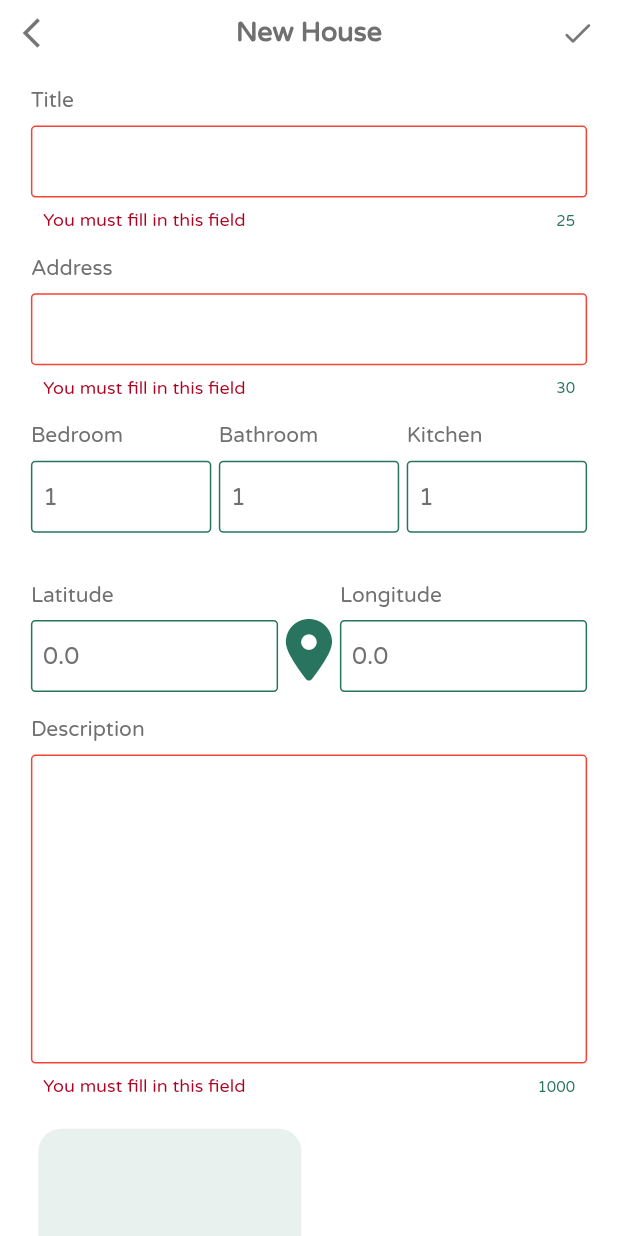
After one commit to BrahimChouih/EkrilliApp, a Flutter app: the CreateHouseScreen screen opened directly, on a phone screen of 412 x 824 dp. The commit adds this screen. Run offline on Flutter 3.47's test engine with Material 2 defaults, Android fonts, the phone set to English and light mode, and no system bars; our stand-ins replace animated_text_kit, carousel_slider, dio, flutter_svg, font_awesome_flutter, geolocator and 3 more; missing offline and left inert: map_launcher; accounts and stored records are empty.

Commit message:
create house screen

```diff
--- a/lib/components/custom_app_bar.dart
+++ b/lib/components/custom_app_bar.dart
@@ -34,6 +34,8 @@ class CustomAppBar extends StatelessWidget {
             child: leading ??
                 (backButton
                     ? InkWell(
+                        splashColor: Colors.transparent,
+                        highlightColor: Colors.transparent,
                         child: const Icon(
                           Icons.arrow_back_ios,
                           color: Colors.black54,
--- /dev/null
+++ b/lib/components/custom_text_form_field.dart
@@ -0,0 +1,86 @@
+import 'package:ekrilli_app/utils/constants.dart';
+import 'package:flutter/material.dart';
+import 'package:get/get.dart';
+
+class CustomTextFormField extends StatefulWidget {
+  const CustomTextFormField({
+    Key? key,
+    this.controller,
+    this.textInputType,
+    this.expanded = false,
+    this.maxLines = 1,
+    this.validator,
+    this.textInputAction,
+    this.color,
+    this.textColor,
+    this.hint,
+    this.maxChars,
+    this.readOnly = false,
+  }) : super(key: key);
+
+  final TextEditingController? controller;
+  final TextInputType? textInputType;
+  final bool expanded;
+  final int maxLines;
+  final String? Function(String?)? validator;
+  final TextInputAction? textInputAction;
+  final Color? color;
+  final Color? textColor;
+  final String? hint;
+  final int? maxChars;
+  final bool readOnly;
+
+  @override
+  State<CustomTextFormField> createState() => _CustomTextFormFieldState();
+}
+
+class _CustomTextFormFieldState extends State<CustomTextFormField> {
+  @override
+  Widget build(BuildContext context) {
+    return TextFormField(
+      controller: widget.controller,
+      expands: widget.expanded,
+      textInputAction: widget.textInputAction,
+      keyboardType: widget.textInputType,
+      validator: widget.validator,
+      maxLines: widget.maxLines,
+      cursorColor: deepPrimaryColor,
+      readOnly: widget.readOnly,
+      onChanged: (value) {
+        setState(() {});
+      },
+      decoration: InputDecoration(
+        focusedBorder: OutlineInputBorder(
+          borderRadius: BorderRadius.circular(3),
+          borderSide:
+              BorderSide(color: widget.color ?? deepPrimaryColor, width: 2.0),
+        ),
+        enabledBorder: OutlineInputBorder(
+          borderRadius: BorderRadius.circular(3),
+          borderSide:
+              BorderSide(color: widget.color ?? deepPrimaryColor, width: 1.0),
+        ),
+        focusedErrorBorder: OutlineInputBorder(
+          borderRadius: BorderRadius.circular(3),
+          borderSide: const BorderSide(color: Colors.red, width: 2.0),
+        ),
+        errorBorder: OutlineInputBorder(
+          borderRadius: BorderRadius.circular(3),
+          borderSide: const BorderSide(color: Colors.red, width: 1.0),
+        ),
+        hintText: widget.hint,
+        contentPadding: const EdgeInsets.all(8.0),
+        counterStyle: Get.textTheme.bodyText2?.copyWith(
+          color: deepPrimaryColor,
+          fontSize: 10,
+        ),
+        counterText: widget.maxChars == null
+            ? ''
+            : (widget.maxChars! <= widget.controller!.text.length
+                    ? 0
+                    : widget.maxChars! - widget.controller!.text.length)
+                .toString(),
+      ),
+    );
+  }
+}
--- a/lib/components/full_screen_pictures_slider.dart
+++ b/lib/components/full_screen_pictures_slider.dart
@@ -34,7 +34,7 @@ class FullscreenPicturesSlider extends StatelessWidget {
                   height: Get.height,
                   child: Center(
                     child: Image.network(
-                      pictures[index].picture!,
+                      pictures[index].picture,
                       fit: BoxFit.contain,
                     ),
                   ),
--- /dev/null
+++ b/lib/components/house_picture_picker.dart
@@ -0,0 +1,90 @@
+import 'dart:io';
+
+import 'package:flutter/material.dart';
+
+import '../helpers/file_helper.dart';
+import '../models/picture.dart';
+import '../utils/constants.dart';
+
+class HousePicturePicker extends StatefulWidget {
+  HousePicturePicker({
+    Key? key,
+    this.onChange,
+  }) : super(key: key);
+  final Function(List<Picture>)? onChange;
+
+  @override
+  State<HousePicturePicker> createState() => _HousePicturePickerState();
+}
+
+class _HousePicturePickerState extends State<HousePicturePicker> {
+  List<Picture> pictures = [];
+
+  @override
+  Widget build(BuildContext context) {
+    return GridView.builder(
+      gridDelegate: const SliverGridDelegateWithFixedCrossAxisCount(
+        crossAxisCount: 2,
+      ),
+      primary: false,
+      itemCount: pictures.length + 1,
+      shrinkWrap: true,
+      itemBuilder: (_, index) {
+        return Container(
+          margin: const EdgeInsets.all(5),
+          decoration: BoxDecoration(
+            color: deepPrimaryColor.withOpacity(0.1),
+            borderRadius: borderRadius,
+            image: index != pictures.length
+                ? pictures[index].isUrl
+                    ? DecorationImage(
+                        image: NetworkImage(pictures[index].picture),
+                        fit: BoxFit.cover,
+                      )
+                    : DecorationImage(
+                        image: FileImage(File(pictures[index].picture)),
+                        fit: BoxFit.cover,
+                      )
+                : null,
+          ),
+          child: index == pictures.length
+              ? InkWell(
+                  onTap: () async {
+                    String? image = await FilePickerHelper.imagePicker()
+                        .then((value) => value);
+                    if (image != null) {
+                      Picture picture = Picture(picture: image, isUrl: false);
+                      pictures.add(picture);
+                      if (widget.onChange != null) {
+                        widget.onChange!(pictures);
+                      }
+                      setState(() {});
+                    }
+                  },
+                  child: const Icon(
+                    Icons.add,
+                    color: deepPrimaryColor,
+                  ),
+                )
+              : Align(
+                  alignment: Alignment.topRight,
+                  child: IconButton(
+                    onPressed: () {
+                      pictures.removeAt(index);
+                      if (widget.onChange != null) {
+                        widget.onChange!(pictures);
+                      }
+
+                      setState(() {});
+                    },
+                    icon: const Icon(
+                      Icons.close,
+                      color: Colors.red,
+                    ),
+                  ),
+                ),
+        );
+      },
+    );
+  }
+}
--- a/lib/components/pictures_slider.dart
+++ b/lib/components/pictures_slider.dart
@@ -43,7 +43,7 @@ class PicturesSlider extends StatelessWidget {
                     borderRadius: BorderRadius.circular(10),
                     image: DecorationImage(
                       image: NetworkImage(
-                        pictures[index].picture!,
+                        pictures[index].picture,
                       ),
                       fit: BoxFit.cover,
                     ),
--- /dev/null
+++ b/lib/components/text_field_with_title.dart
@@ -0,0 +1,71 @@
+import 'package:flutter/material.dart';
+import 'package:get/get.dart';
+
+import 'custom_text_form_field.dart';
+
+class TextFielWithTitle extends StatelessWidget {
+  TextFielWithTitle({
+    Key? key,
+    required this.controller,
+    required this.title,
+    this.last = false,
+    this.textInputType,
+    this.expanded = false,
+    this.maxLines = 1,
+    this.maxChars,
+    this.validator,
+    this.formKey,
+    this.readOnly = false,
+  }) : super(key: key);
+
+  final TextEditingController controller;
+  final String title;
+  final bool last;
+  final TextInputType? textInputType;
+  final bool expanded;
+  final int maxLines;
+  final int? maxChars;
+  final bool readOnly;
+  final GlobalKey? formKey;
+  String? Function(String?)? validator;
+
+  @override
+  Widget build(BuildContext context) {
+    return Form(
+      key: formKey,
+      autovalidateMode: AutovalidateMode.always,
+      child: Column(
+        crossAxisAlignment: CrossAxisAlignment.start,
+        mainAxisSize: MainAxisSize.min,
+        children: <Widget>[
+          Text(title),
+          SizedBox(height: Get.height * 0.01),
+          CustomTextFormField(
+            controller: controller,
+            textInputType: textInputType,
+            expanded: expanded,
+            maxLines: maxLines,
+            maxChars: maxChars,
+            readOnly: readOnly,
+            validator: validator ??
+                (value) {
+                  if (controller.text.isEmpty) {
+                    return 'You must fill in this field';
+                  }
+                  if (maxChars != null && (value?.length ?? 0) > maxChars!) {
+                    return 'You have exceeded the burn limit' +
+                        '(' +
+                        maxChars.toString() +
+                        ' ' +
+                        'Letter' +
+                        ')';
+                  }
+                  return null;
+                },
+            textInputAction: last ? TextInputAction.done : TextInputAction.next,
+          ),
+        ],
+      ),
+    );
+  }
+}
--- a/lib/data/repositories/house_repository.dart
+++ b/lib/data/repositories/house_repository.dart
@@ -33,8 +33,8 @@ class HouseRepository {
     for (int i = 0; i < house.pictures.length; i++) {
       if (!house.pictures[i].isUrl) {
         MultipartFile multipartFile = await MultipartFile.fromFile(
-          house.pictures[i].picture!,
-          filename: basename(house.pictures[i].picture!),
+          house.pictures[i].picture,
+          filename: basename(house.pictures[i].picture),
         );
         data['pictures'].add({'picture': multipartFile});
       }
@@ -69,8 +69,8 @@ class HouseRepository {
     for (int i = 0; i < house.pictures.length; i++) {
       if (house.pictures[i].isUrl) {
         MultipartFile multipartFile = await MultipartFile.fromFile(
-          house.pictures[i].picture!,
-          filename: basename(house.pictures[i].picture!),
+          house.pictures[i].picture,
+          filename: basename(house.pictures[i].picture),
         );
         data['pictures'].add({'picture': multipartFile});
       }
--- /dev/null
+++ b/lib/helpers/file_helper.dart
@@ -0,0 +1,17 @@
+import 'package:image_picker/image_picker.dart';
+
+class FilePickerHelper {
+  static Future<String?> imagePicker({int imageQuality = 25}) async {
+    // ignore: invalid_use_of_visible_for_testing_member
+    try {
+      String path = await ImagePicker.platform
+          .getImage(source: ImageSource.gallery, imageQuality: imageQuality)
+          .then((img) {
+        return img?.path ?? '';
+      });
+      return path == '' ? null : path;
+    } catch (e) {
+      return null;
+    }
+  }
+}
--- /dev/null
+++ b/lib/helpers/location_helper.dart
@@ -0,0 +1,36 @@
+import 'package:geolocator/geolocator.dart';
+
+class LocationHelper {
+  Future<Position?> getCurrentLocation() async {
+    //// permission
+    await hasLocationPermission();
+
+    //// Location service
+    // await isLocationServiceEnabled();
+
+    Position? position = await Geolocator.getCurrentPosition();
+    return position;
+  }
+
+  Future<bool> hasLocationPermission() async {
+    LocationPermission permission = await Geolocator.checkPermission();
+    if (permission == LocationPermission.denied) {
+      permission = await Geolocator.requestPermission();
+      if (permission == LocationPermission.denied) {
+        return Future.error('Location permissions are denied');
+      }
+    }
+    return true;
+  }
+
+  Future<bool> isLocationServiceEnabled() async {
+    bool serviceEnabled = await Geolocator.isLocationServiceEnabled();
+    if (!serviceEnabled) {
+      await Geolocator.openLocationSettings();
+      if (!serviceEnabled) {
+        return Future.error('Location services are disabled.');
+      }
+    }
+    return true;
+  }
+}
--- a/lib/main.dart
+++ b/lib/main.dart
@@ -1,8 +1,11 @@
 import 'package:ekrilli_app/screens/home_screen.dart';
+import 'package:ekrilli_app/screens/my_houses_screen.dart';
 import 'package:ekrilli_app/screens/splash_screen.dart';
 import 'package:ekrilli_app/themes/primary_theme.dart';
 import 'package:flutter/material.dart';
 import 'package:get/get.dart';
+
+import 'screens/create_house_screen.dart';
 
 void main() {
   runApp(const MyApp());
@@ -17,6 +20,7 @@ class MyApp extends StatelessWidget {
       theme: primaryTheme,
       home: SplashScreen(),
       // home: HomeScreen(),
+      // home: MyHousesScreen(),
     );
   }
 }
--- a/lib/models/picture.dart
+++ b/lib/models/picture.dart
@@ -2,12 +2,12 @@ import '../data/api/api.dart';
 
 class Picture {
   int? id;
-  String? picture;
+  String picture;
   bool isUrl = true;
 
-  Picture({this.id, this.picture, this.isUrl = true});
+  Picture({this.id, this.picture = '', this.isUrl = true});
 
-  Picture.fromJson(Map<String, dynamic> json) {
+  Picture.fromJson(Map<String, dynamic> json, {this.picture = ''}) {
     id = json['id'];
     picture = !json['picture'].contains(api)
         ? api + json['picture']
--- /dev/null
+++ b/lib/screens/create_house_screen.dart
@@ -0,0 +1,215 @@
+import 'package:ekrilli_app/helpers/location_helper.dart';
+import 'package:ekrilli_app/models/picture.dart';
+import 'package:ekrilli_app/utils/constants.dart';
+import 'package:flutter/material.dart';
+import 'package:font_awesome_flutter/font_awesome_flutter.dart';
+import 'package:geolocator/geolocator.dart';
+import 'package:get/get.dart';
+import '../components/custom_app_bar.dart';
+import '../components/house_picture_picker.dart';
+import '../components/text_field_with_title.dart';
+
+class CreateHouseScreen extends StatelessWidget {
+  CreateHouseScreen({Key? key}) : super(key: key);
+  var houseTitleKey = GlobalKey<FormState>(
+    debugLabel: 'houseTitleKey',
+  );
+  var houseDescriptionKey = GlobalKey<FormState>(
+    debugLabel: 'houseDescriptionKey',
+  );
+
+  var houseLocationKey = GlobalKey<FormState>(
+    debugLabel: 'houseLocationKey',
+  );
+
+  var houseRoomsKey = GlobalKey<FormState>(
+    debugLabel: 'houseRoomsKey',
+  );
+
+  TextEditingController locationLatitudeController = TextEditingController(
+    text: '0.0',
+  );
+  TextEditingController locationLongitudeController = TextEditingController(
+    text: '0.0',
+  );
+
+  List<Picture> pictures = <Picture>[];
+
+  @override
+  Widget build(BuildContext context) {
+    return Scaffold(
+      body: SafeArea(
+        child: SingleChildScrollView(
+          child: Column(
+            crossAxisAlignment: CrossAxisAlignment.start,
+            children: [
+              CustomAppBar(
+                title: 'New House',
+                backButton: true,
+                trailing: InkWell(
+                  splashColor: Colors.transparent,
+                  highlightColor: Colors.transparent,
+                  child: const Icon(
+                    Icons.check_rounded,
+                    color: Colors.black54,
+                  ),
+                  onTap: () {
+                    houseTitleKey.currentState?.validate();
+                    houseDescriptionKey.currentState?.validate();
+                    houseLocationKey.currentState?.validate();
+                    houseRoomsKey.currentState?.validate();
+                  },
+                ),
+              ),
+              Container(
+                margin: EdgeInsets.symmetric(horizontal: Get.width * 0.05),
+                child: Column(
+                  children: [
+                    SizedBox(height: Get.height * 0.02),
+                    TextFielWithTitle(
+                      formKey: houseTitleKey,
+                      controller: TextEditingController(),
+                      title: 'Title',
+                      maxChars: 25,
+                    ),
+                    SizedBox(height: Get.height * 0.02),
+                    TextFielWithTitle(
+                      formKey: houseLocationKey,
+                      controller: TextEditingController(),
+                      title: 'Address',
+                      maxChars: 30,
+                    ),
+                    Container(
+                      margin: EdgeInsets.symmetric(vertical: Get.height * 0.02),
+                      child: roomsNumberInput(),
+                    ),
+                    Container(
+                      margin: EdgeInsets.symmetric(vertical: Get.height * 0.02),
+                      child: locationCoordinates(),
+                    ),
+                    TextFielWithTitle(
+                      formKey: houseDescriptionKey,
+                      controller: TextEditingController(),
+                      title: 'Description',
+                      maxLines: 10,
+                      maxChars: 1000,
+                    ),
+                    SizedBox(height: Get.height * 0.02),
+                    HousePicturePicker(
+                      onChange: (pcts) {
+                        pictures = pictures;
+                      },
+                    ),
+                    SizedBox(height: Get.height * 0.02),
+                  ],
+                ),
+              ),
+            ],
+          ),
+        ),
+      ),
+    );
+  }
+
+  Widget roomsNumberInput() => Form(
+        key: houseRoomsKey,
+        autovalidateMode: AutovalidateMode.always,
+        child: Row(
+          crossAxisAlignment: CrossAxisAlignment.start,
+          children: [
+            numberField(
+              'Bedroom',
+              TextEditingController(text: '1'),
+            ),
+            const SizedBox(width: 5),
+            numberField(
+              'Bathroom',
+              TextEditingController(text: '1'),
+            ),
+            const SizedBox(width: 5),
+            numberField(
+              'Kitchen',
+              TextEditingController(text: '1'),
+            ),
+          ],
+        ),
+      );
+
+  Widget locationCoordinates() {
+    RxDouble height = 0.0.obs;
+    return InkWell(
+      onTap: () async {
+        try {
+          LocationHelper locationHelper = LocationHelper();
+          Position? position = await locationHelper.getCurrentLocation();
+          locationLatitudeController.text = position?.latitude.toString() ?? '';
+          locationLongitudeController.text =
+              position?.longitude.toString() ?? '';
+          print(position?.latitude);
+          print(position?.longitude);
+        } catch (e) {
+          Get.snackbar(
+            '',
+            e.toString(),
+            titleText: const SizedBox(),
+          );
+        }
+      },
+      child: IgnorePointer(
+        ignoring: true,
+        child: Stack(
+          alignment: Alignment.center,
+          children: [
+            Row(
+              // crossAxisAlignment: CrossAxisAlignment.start,
+              children: [
+                numberField(
+                  'Latitude',
+                  locationLatitudeController,
+                  readOnly: true,
+                ),
+                SizedBox(width: Get.width * 0.1),
+                numberField(
+                  'Longitude',
+                  locationLongitudeController,
+                  readOnly: true,
+                ),
+              ],
+            ),
+            Column(
+              children: [
+                const Text(''),
+                Icon(
+                  FontAwesomeIcons.locationDot,
+                  color: deepPrimaryColor,
+                  size: Get.height * 0.05,
+                ),
+              ],
+            ),
+          ],
+        ),
+      ),
+    );
+  }
+
+  Widget numberField(
+    String title,
+    TextEditingController controller, {
+    bool readOnly = false,
+  }) =>
+      Expanded(
+        child: TextFielWithTitle(
+          title: title,
+          readOnly: readOnly,
+          controller: controller,
+          textInputType: TextInputType.number,
+          validator: (value) {
+            // if (readOnly) return null;
+            if (value == null || value == '') {
+              return '';
+            }
+            return null;
+          },
+        ),
+      );
+}
--- a/lib/screens/home/profile_tap.dart
+++ b/lib/screens/home/profile_tap.dart
@@ -44,11 +44,13 @@ class ProfileTap extends StatelessWidget {
                       children: [
                         const Spacer(),
                         section(
+                          margin: EdgeInsets.only(top: Get.height * 0.01),
                           child: userInfo(),
                           width: Get.width,
                         ),
                         const Spacer(),
                         section(
+                          margin: EdgeInsets.only(top: Get.height * 0.01),
                           child: Row(
                             mainAxisAlignment: MainAxisAlignment.spaceBetween,
                             children: [
@@ -71,7 +73,7 @@ class ProfileTap extends StatelessWidget {
                           ),
                         ),
                         section(
-                          margin: EdgeInsets.only(top: Get.height * 0.02),
+                          margin: EdgeInsets.only(top: Get.height * 0.01),
                           padding: EdgeInsets.symmetric(
                             horizontal: Get.width * 0.02,
                             vertical: Get.height * 0.02,
--- a/lib/screens/my_houses_screen.dart
+++ b/lib/screens/my_houses_screen.dart
@@ -1,4 +1,5 @@
 import 'package:ekrilli_app/controllers/house_controller.dart';
+import 'package:ekrilli_app/screens/create_house_screen.dart';
 import 'package:ekrilli_app/utils/constants.dart';
 import 'package:flutter/material.dart';
 import 'package:flutter_svg/flutter_svg.dart';
@@ -15,6 +16,13 @@ class MyHousesScreen extends StatelessWidget {
   @override
   Widget build(BuildContext context) {
     return Scaffold(
+      floatingActionButton: FloatingActionButton(
+        child: const Icon(
+          FontAwesomeIcons.houseMedical,
+          color: Colors.white,
+        ),
+        onPressed: () => Get.to(() => CreateHouseScreen()),
+      ),
       body: SafeArea(
         child: Column(
           children: [
--- /dev/null
+++ b/lib/screens/offers_screen.dart
@@ -0,0 +1,10 @@
+import 'package:flutter/material.dart';
+
+class OffersScreen extends StatelessWidget {
+  const OffersScreen({Key? key}) : super(key: key);
+
+  @override
+  Widget build(BuildContext context) {
+    return Scaffold();
+  }
+}
```
Also changed, not shown: pubspec.yaml (+11 -22 lines), pubspec.lock, 3 other files.
